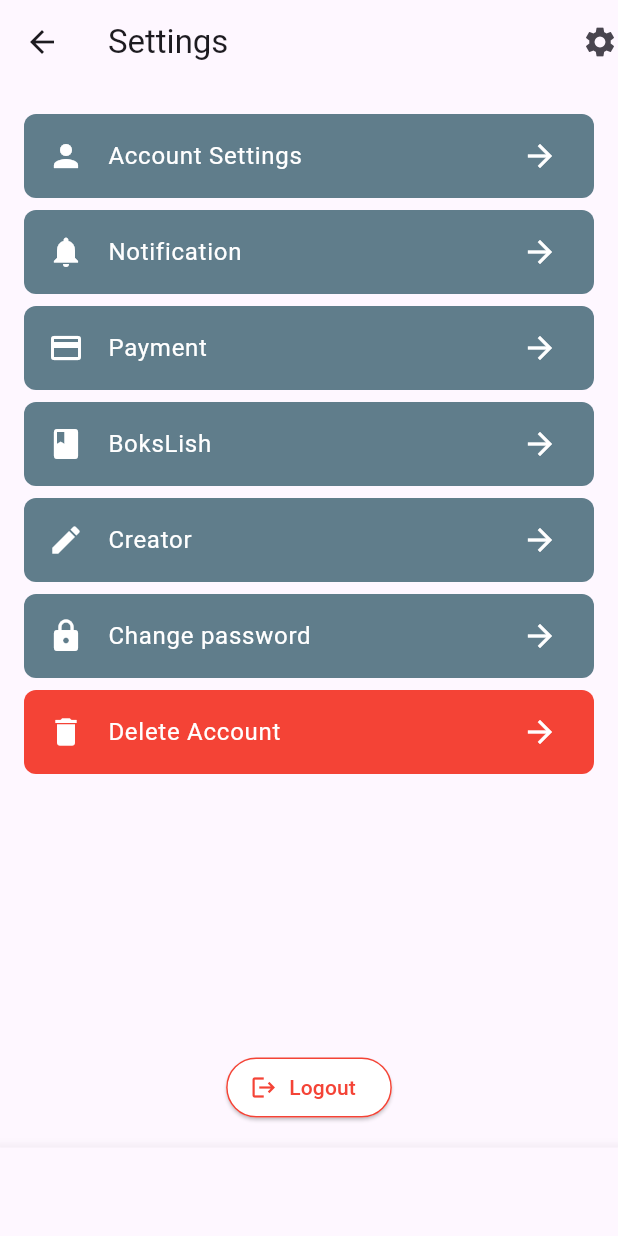
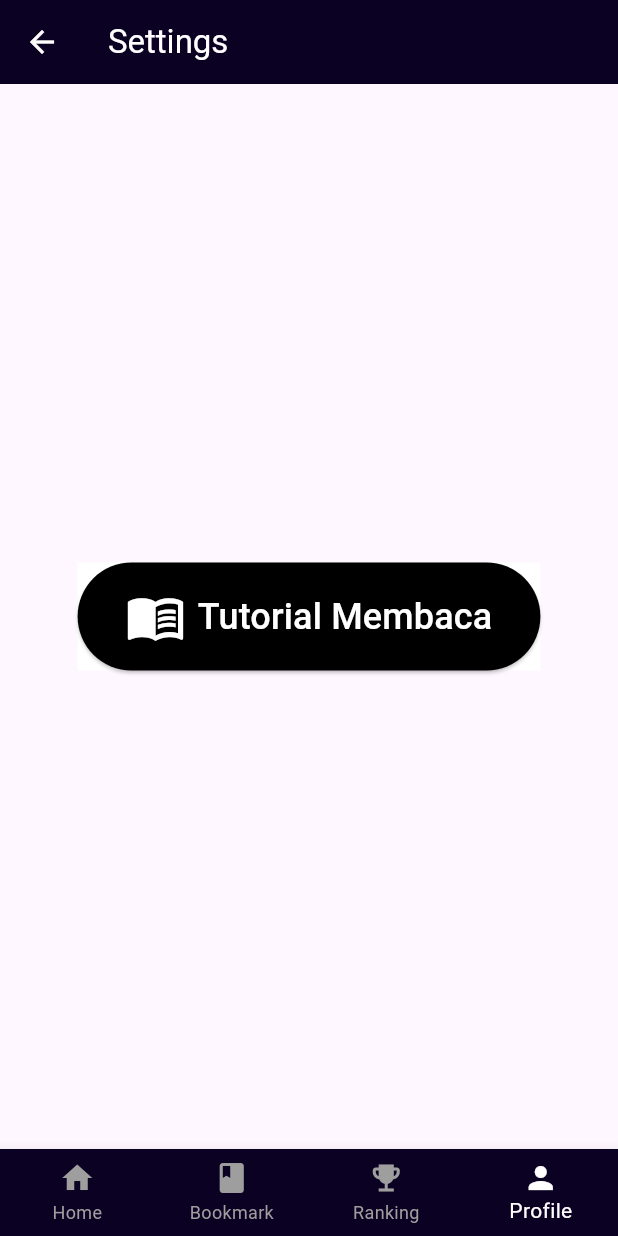
Before and after one commit to AdangIrawan/komikplanet, a Flutter app: the SettingsPage screen opened directly, on a phone screen of 412 x 824 dp. Run offline on Flutter 3.47's test engine with Material 3 defaults, Android fonts, the phone set to English and light mode, and no system bars; our stand-ins replace carousel_slider, cloud_firestore, file_picker, firebase_auth, firebase_core; missing offline and left inert: flutter_cached_pdfview; accounts and stored records are empty.

Commit message:
Tutor baca dek
tutor baca bang

```diff
--- a/lib/setting.dart
+++ b/lib/setting.dart
@@ -1,117 +1,99 @@
 import 'package:flutter/material.dart';
+import 'home.dart'; // Import HomePage if not already imported
+import 'notifications.dart'; // Import NotificationsPage if not already imported
+import 'booklish.dart'; // Import BookmarkPage if not already imported
+import 'tutorial_page.dart'; // Ensure the path is correct
 
-void main() {
-  runApp(MyApp());
+class SettingsPage extends StatefulWidget {
+  @override
+  _SettingsPageState createState() => _SettingsPageState();
 }
 
-class MyApp extends StatelessWidget {
-  @override
-  Widget build(BuildContext context) {
-    return MaterialApp(
-      theme: ThemeData(
-        primaryColor: Colors.black,
-      ),
-      home: SettingsPage(),
-    );
-  }
-}
-
-class SettingsPage extends StatelessWidget {
+class _SettingsPageState extends State<SettingsPage> {
   @override
   Widget build(BuildContext context) {
     return Scaffold(
       appBar: AppBar(
-        title: Text('Settings'),
-        leading: IconButton(
-          icon: Icon(Icons.arrow_back),
-          onPressed: () {
-            Navigator.pop(context);
-          },
+        title: Text(
+          'Settings',
+          style: TextStyle(color: Colors.white), // Change text color here
         ),
-        actions: [
-          Icon(Icons.settings),
-        ],
+        backgroundColor: Color.fromARGB(255, 11, 1, 35),
+        iconTheme: IconThemeData(color: Colors.white),
       ),
       body: Center(
-        child: Column(
-          children: [
-            Expanded(
-              child: ListView(
-                padding: EdgeInsets.all(16.0),
-                children: [
-                  SettingTile(icon: Icons.person, title: 'Account Settings'),
-                  SettingTile(icon: Icons.notifications, title: 'Notification'),
-                  SettingTile(icon: Icons.payment, title: 'Payment'),
-                  SettingTile(icon: Icons.book, title: 'BoksLish'),
-                  SettingTile(icon: Icons.create, title: 'Creator'),
-                  SettingTile(icon: Icons.lock, title: 'Change password'),
-                  SettingTile(
-                      icon: Icons.delete,
-                      title: 'Delete Account',
-                      isDelete: true),
-                ],
-              ),
+        child: Container(
+          color: Colors.white, // Set the background color to black
+          child: ElevatedButton.icon(
+            style: ElevatedButton.styleFrom(
+              backgroundColor: Color.fromARGB(
+                  255, 0, 0, 0), // Set button color to match background
+              padding: EdgeInsets.symmetric(horizontal: 32, vertical: 16),
             ),
-            LogoutButton(),
-          ],
+            onPressed: () {
+              Navigator.push(
+                context,
+                MaterialPageRoute(builder: (context) => TutorialPage()),
+              );
+            },
+            icon: Icon(Icons.menu_book,
+                size: 40, color: Colors.white), // Increase icon size
+            label: Text(
+              'Tutorial Membaca',
+              style: TextStyle(
+                  fontSize: 24, color: Colors.white), // Increase text size
+            ),
+          ),
         ),
       ),
       bottomNavigationBar: BottomNavigationBar(
-        items: [
-          BottomNavigationBarItem(icon: Icon(Icons.home), label: ''),
-          BottomNavigationBarItem(icon: Icon(Icons.search), label: ''),
-          BottomNavigationBarItem(icon: Icon(Icons.notifications), label: ''),
-          BottomNavigationBarItem(icon: Icon(Icons.person), label: ''),
+        backgroundColor: Color.fromARGB(255, 11, 1, 35), // color fix
+        unselectedItemColor: Colors.grey, // Set color for unselected items
+        selectedItemColor: Colors.white, // Set color for selected items
+        type: BottomNavigationBarType
+            .fixed, // Ensure the background is applied to all items
+        currentIndex: 3, // Set the current index to indicate ProfilePage
+        items: const [
+          BottomNavigationBarItem(
+            icon: Icon(Icons.home),
+            label: 'Home',
+          ),
+          BottomNavigationBarItem(
+            icon: Icon(Icons.book),
+            label: 'Bookmark',
+          ),
+          BottomNavigationBarItem(
+            icon: Icon(Icons.emoji_events),
+            label: 'Ranking',
+          ),
+          BottomNavigationBarItem(
+            icon: Icon(Icons.person),
+            label: 'Profile',
+          ),
         ],
-      ),
-    );
-  }
-}
-
-class SettingTile extends StatelessWidget {
-  final IconData icon;
-  final String title;
-  final bool isDelete;
-
-  SettingTile({required this.icon, required this.title, this.isDelete = false});
-
-  @override
-  Widget build(BuildContext context) {
-    return Container(
-      margin: EdgeInsets.symmetric(vertical: 4.0),
-      decoration: BoxDecoration(
-        color: isDelete ? Colors.red : Colors.blueGrey,
-        borderRadius: BorderRadius.circular(8.0),
-      ),
-      child: ListTile(
-        leading: Icon(icon, color: Colors.white),
-        title: Text(title, style: TextStyle(color: Colors.white)),
-        trailing: Icon(Icons.arrow_forward, color: Colors.white),
-        onTap: () {
-          // Handle tap event
+        onTap: (int index) {
+          if (index == 0) {
+            // If the Home icon is clicked, navigate to HomePage
+            Navigator.push(
+              context,
+              MaterialPageRoute(builder: (context) => HomePage()),
+            );
+          } else if (index == 1) {
+            // If the Bookmark icon is clicked, navigate to BookmarkPage
+            Navigator.push(
+              context,
+              MaterialPageRoute(builder: (context) => BookmarkPage()),
+            );
+          } else if (index == 2) {
+            // If the Notifications icon is clicked, navigate to NotificationsPage
+            Navigator.push(
+              context,
+              MaterialPageRoute(builder: (context) => RankPage()),
+            );
+          }
+          // Note: For index 3 (Profile), we stay on the ProfilePage
         },
       ),
     );
   }
 }
-
-class LogoutButton extends StatelessWidget {
-  @override
-  Widget build(BuildContext context) {
-    return Container(
-      margin: EdgeInsets.symmetric(vertical: 16.0),
-      child: ElevatedButton.icon(
-        onPressed: () {
-          // Handle logout
-        },
-        icon: Icon(Icons.logout, color: Colors.red),
-        label: Text('Logout', style: TextStyle(color: Colors.red)),
-        style: ElevatedButton.styleFrom(
-          foregroundColor: Colors.red,
-          backgroundColor: Colors.white,
-          side: BorderSide(color: Colors.red),
-        ),
-      ),
-    );
-  }
-}
```
Also changed, not shown: lib/addChapter.dart (+18 -8 lines), lib/tutorial_page.dart (added, +64 -0 lines), assets/Fonts/comic.TTF (renamed from assets/Fonts/BADABB__.TTF).
